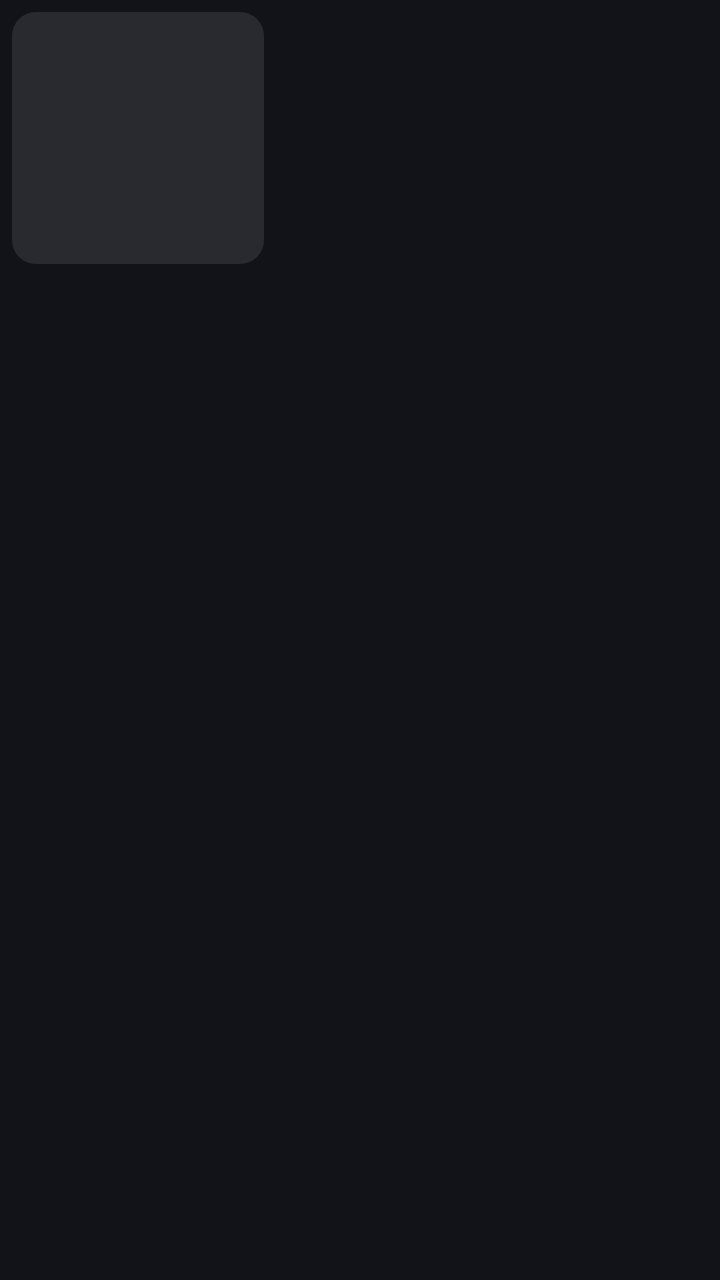
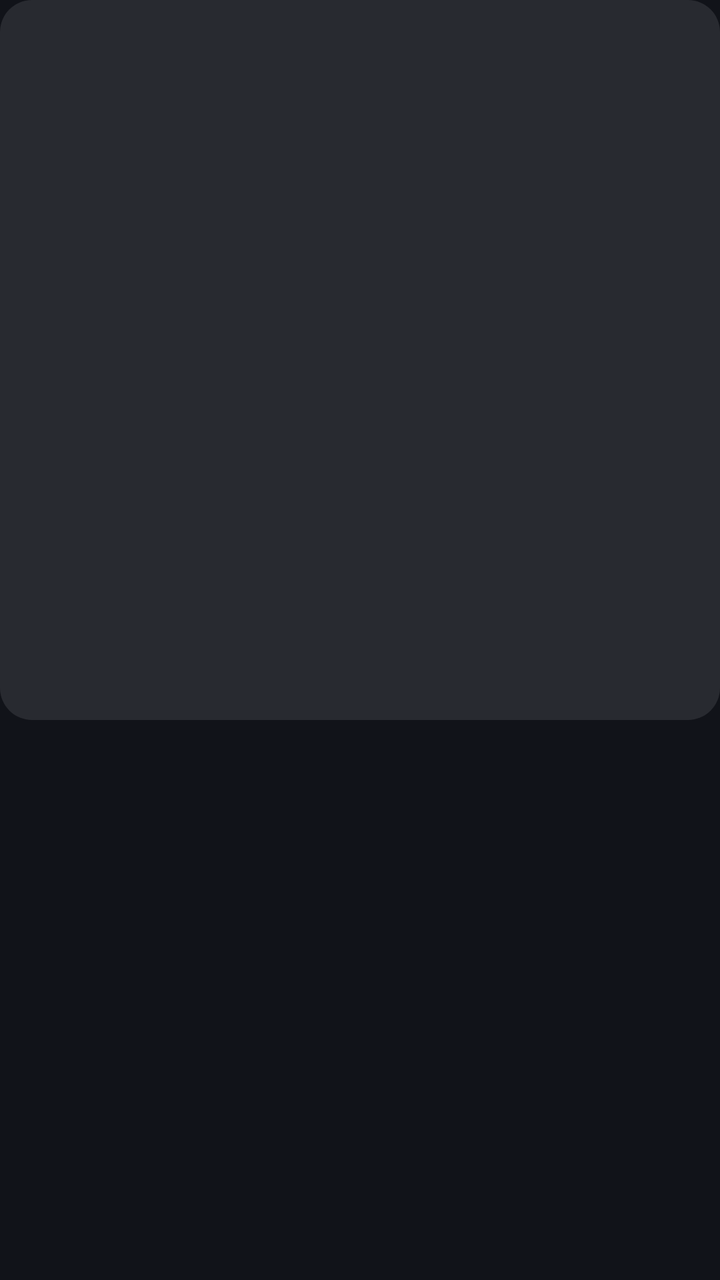

Screens rendered from an Android XML layout before and after an edit, with the pre-edit source and the edit as a unified diff.
<!-- AndroidManifest.xml: application theme Theme.Sleppify -->
<!-- res/layout/item_artist_album.xml -->
<?xml version="1.0" encoding="utf-8"?>
<LinearLayout xmlns:android="http://schemas.android.com/apk/res/android"
    xmlns:app="http://schemas.android.com/apk/res-auto"
    android:layout_width="138dp"
    android:layout_height="wrap_content"
    android:background="?attr/selectableItemBackground"
    android:orientation="vertical"
    android:paddingHorizontal="6dp"
    android:paddingVertical="6dp">

    <com.google.android.material.imageview.ShapeableImageView
        android:id="@+id/ivArtistAlbumCover"
        android:layout_width="126dp"
        android:layout_height="126dp"
        android:background="@color/surface_high"
        android:scaleType="centerCrop"
        app:shapeAppearanceOverlay="@style/ShapeAppearance.Sleppify.Rounded12" />

    <TextView
        android:id="@+id/tvArtistAlbumTitle"
        android:layout_width="126dp"
        android:layout_height="wrap_content"
        android:layout_marginTop="8dp"
        android:ellipsize="end"
        android:fontFamily="@font/inter_variable"
        android:includeFontPadding="false"
        android:maxLines="2"
        android:textColor="@color/text_primary"
        android:textSize="13sp"
        android:textStyle="bold" />

    <TextView
        android:id="@+id/tvArtistAlbumSubtitle"
        android:layout_width="126dp"
        android:layout_height="wrap_content"
        android:layout_marginTop="2dp"
        android:alpha="0.8"
        android:ellipsize="end"
        android:fontFamily="@font/inter_variable"
        android:includeFontPadding="false"
        android:maxLines="1"
        android:textColor="@color/text_secondary"
        android:textSize="12sp" />

</LinearLayout>
<!-- resources referenced by this layout -->
<resources>
  <color name="surface_high">#282a30</color>
  <color name="text_primary">#e2e2eb</color>
  <color name="text_secondary">#c3c6d5</color>
  <style name="ShapeAppearance.Sleppify.Rounded12" parent="ShapeAppearance.Material3.MediumComponent">
          <item name="cornerSize">12dp</item>
      </style>
  <style name="Theme.Sleppify" parent="Base.Theme.Sleppify" />
  <style name="Base.Theme.Sleppify" parent="Theme.Material3.Dark.NoActionBar">
          
          <item name="colorPrimary">@color/stitch_blue</item>
          <item name="colorSecondary">@color/stitch_blue_light</item>
          <item name="android:windowBackground">@color/surface_dark</item>
          <item name="android:navigationBarColor">@color/surface_dark</item>
          <item name="android:statusBarColor">@color/surface_dark</item>
          <item name="android:textColorPrimary">@color/text_primary</item>
          <item name="android:textColorSecondary">@color/text_secondary</item>
      </style>
  <color name="stitch_blue">#AEC7FD</color>
  <color name="stitch_blue_light">#AEC7FD</color>
  <color name="surface_dark">#111319</color>
</resources>

<!-- the commit's change to res/layout/item_artist_album.xml (unified diff, before → after) -->
@@ -1,37 +1,57 @@
 <?xml version="1.0" encoding="utf-8"?>
 <LinearLayout xmlns:android="http://schemas.android.com/apk/res/android"
     xmlns:app="http://schemas.android.com/apk/res-auto"
-    android:layout_width="138dp"
+    android:layout_width="match_parent"
     android:layout_height="wrap_content"
-    android:background="?attr/selectableItemBackground"
-    android:orientation="vertical"
-    android:paddingHorizontal="6dp"
-    android:paddingVertical="6dp">
+    android:orientation="vertical">
 
-    <com.google.android.material.imageview.ShapeableImageView
-        android:id="@+id/ivArtistAlbumCover"
-        android:layout_width="126dp"
-        android:layout_height="126dp"
-        android:background="@color/surface_high"
-        android:scaleType="centerCrop"
-        app:shapeAppearanceOverlay="@style/ShapeAppearance.Sleppify.Rounded12" />
+    <com.google.android.material.card.MaterialCardView
+        android:id="@+id/cardArtistAlbum"
+        android:layout_width="match_parent"
+        android:layout_height="wrap_content"
+        android:clickable="false"
+        android:focusable="false"
+        app:cardCornerRadius="16dp"
+        app:cardElevation="0dp"
+        app:strokeWidth="0dp">
+
+        <androidx.constraintlayout.widget.ConstraintLayout
+            android:layout_width="match_parent"
+            android:layout_height="wrap_content">
+
+            <com.google.android.material.imageview.ShapeableImageView
+                android:id="@+id/ivArtistAlbumCover"
+                android:layout_width="0dp"
+                android:layout_height="0dp"
+                android:background="@color/surface_high"
+                android:scaleType="centerCrop"
+                app:layout_constraintDimensionRatio="1:1"
+                app:layout_constraintEnd_toEndOf="parent"
+                app:layout_constraintStart_toStartOf="parent"
+                app:layout_constraintTop_toTopOf="parent" />
+
+        </androidx.constraintlayout.widget.ConstraintLayout>
+
+    </com.google.android.material.card.MaterialCardView>
 
     <TextView
         android:id="@+id/tvArtistAlbumTitle"
-        android:layout_width="126dp"
+        android:layout_width="match_parent"
         android:layout_height="wrap_content"
-        android:layout_marginTop="8dp"
+        android:alpha="0.6"
         android:ellipsize="end"
         android:fontFamily="@font/inter_variable"
         android:includeFontPadding="false"
         android:maxLines="2"
+        android:paddingTop="12dp"
+        android:paddingBottom="2dp"
         android:textColor="@color/text_primary"
-        android:textSize="13sp"
+        android:textSize="14sp"
         android:textStyle="bold" />
 
     <TextView
         android:id="@+id/tvArtistAlbumSubtitle"
-        android:layout_width="126dp"
+        android:layout_width="match_parent"
         android:layout_height="wrap_content"
         android:layout_marginTop="2dp"
         android:alpha="0.8"
<!-- resource entries referenced after the edit -->
@@ -3,9 +3,6 @@
   <color name="surface_high">#282a30</color>
   <color name="text_primary">#e2e2eb</color>
   <color name="text_secondary">#c3c6d5</color>
-  <style name="ShapeAppearance.Sleppify.Rounded12" parent="ShapeAppearance.Material3.MediumComponent">
-          <item name="cornerSize">12dp</item>
-      </style>
   <style name="Theme.Sleppify" parent="Base.Theme.Sleppify" />
   <style name="Base.Theme.Sleppify" parent="Theme.Material3.Dark.NoActionBar">
           
